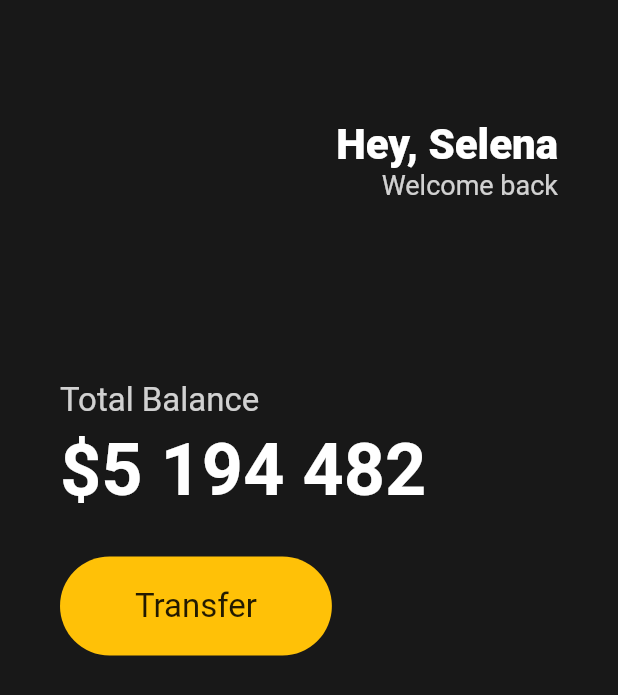
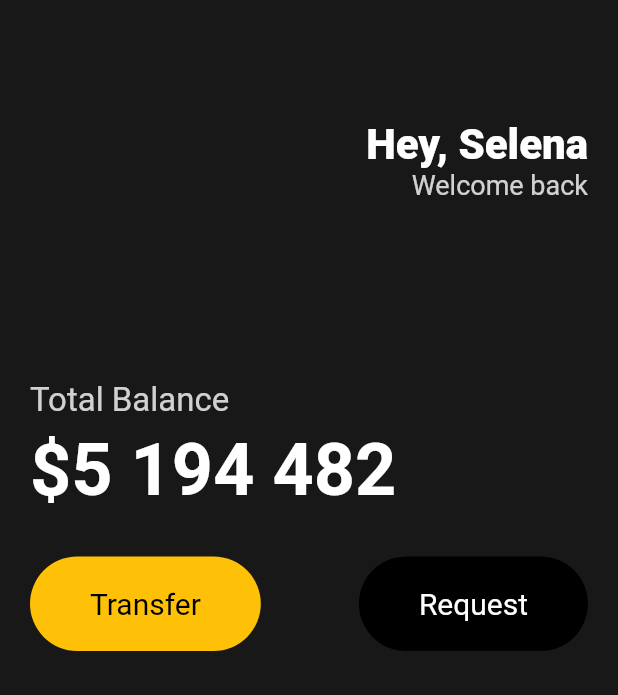
Before and after one commit to bigwave-cho/flutter-basic, a Flutter app: the screen it shows after launch, on a phone screen of 412 x 824 dp. Shown: the top 695 px of the screen. Run offline on Flutter 3.47's test engine with Material 2 defaults, Android fonts, the phone set to English and light mode, and no system bars.

Commit message:
Button : 컴포넌트화

```diff
--- a/lib/main.dart
+++ b/lib/main.dart
@@ -1,4 +1,5 @@
 import 'package:flutter/material.dart';
+import 'package:pomodoro/widgets/button.dart';
 
 void main() {
   runApp(App());
@@ -12,7 +13,7 @@ class App extends StatelessWidget {
         backgroundColor: const Color(0xFF181818),
         body: Padding(
           padding: const EdgeInsets.symmetric(
-            horizontal: 40,
+            horizontal: 20,
           ),
           child: Column(
             crossAxisAlignment: CrossAxisAlignment.start,
@@ -70,24 +71,16 @@ class App extends StatelessWidget {
                 height: 30,
               ),
               Row(
-                children: [
-                  //Container: div 같은 box
-                  Container(
-                    decoration: BoxDecoration(
-                      color: Colors.amber,
-                      borderRadius: BorderRadius.circular(45),
-                    ),
-                    child: const Padding(
-                      padding: EdgeInsets.symmetric(
-                        horizontal: 50,
-                        vertical: 20,
-                      ),
-                      child: Text(
-                        'Transfer',
-                        style: TextStyle(fontSize: 22),
-                      ),
-                    ),
-                  )
+                mainAxisAlignment: MainAxisAlignment.spaceBetween,
+                children: const [
+                  Button(
+                      text: 'Transfer',
+                      bgColor: Colors.amber,
+                      textColor: Colors.black),
+                  Button(
+                      text: 'Request',
+                      bgColor: Colors.black,
+                      textColor: Colors.white),
                 ],
               )
             ],
--- /dev/null
+++ b/lib/widgets/button.dart
@@ -0,0 +1,38 @@
+import 'package:flutter/material.dart';
+
+class Button extends StatelessWidget {
+  final String text;
+  final Color bgColor;
+  final Color textColor;
+
+  const Button({
+    super.key,
+    required this.text,
+    required this.bgColor,
+    required this.textColor,
+  });
+
+  @override
+  Widget build(BuildContext context) {
+    //Container: div 같은 box
+    return Container(
+      decoration: BoxDecoration(
+        color: bgColor,
+        borderRadius: BorderRadius.circular(45),
+      ),
+      child: Padding(
+        padding: const EdgeInsets.symmetric(
+          vertical: 20,
+          horizontal: 40,
+        ),
+        child: Text(
+          text,
+          style: TextStyle(
+            color: textColor,
+            fontSize: 20,
+          ),
+        ),
+      ),
+    );
+  }
+}
```
